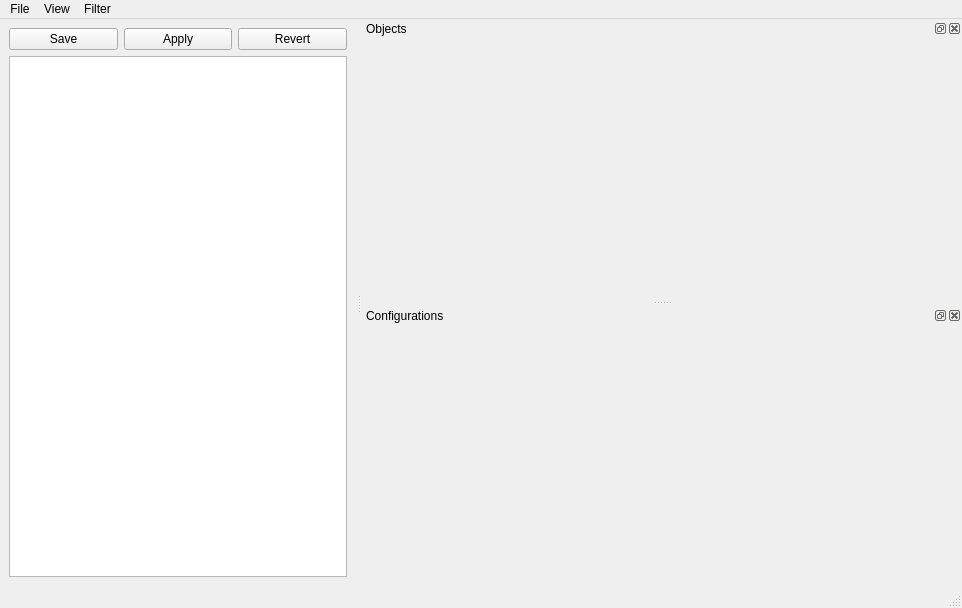
Old version of the form pmgr.ui in the repository pcdshub/pmgr.
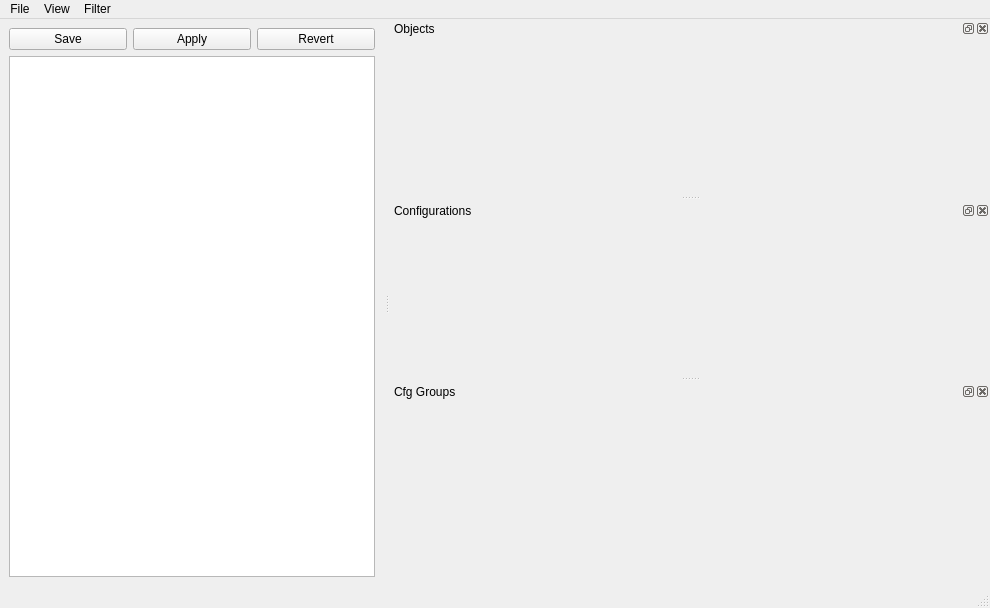
New version of the form. Custom widgets are drawn as their Qt base class.

Commit message: Too many changes to not check in.  However, the group table is not quite working yet.

Diff of the .ui file:
```diff
--- a/pmgr.ui
+++ b/pmgr.ui
@@ -6,7 +6,7 @@
    <rect>
     <x>0</x>
     <y>0</y>
-    <width>962</width>
+    <width>990</width>
     <height>608</height>
    </rect>
   </property>
@@ -14,6 +14,18 @@
    <string>MainWindow</string>
   </property>
   <widget class="QWidget" name="centralwidget">
+   <property name="minimumSize">
+    <size>
+     <width>0</width>
+     <height>0</height>
+    </size>
+   </property>
+   <property name="maximumSize">
+    <size>
+     <width>16777215</width>
+     <height>16777215</height>
+    </size>
+   </property>
    <layout class="QGridLayout" name="gridLayout">
     <item row="0" column="0">
      <widget class="QPushButton" name="saveButton">
@@ -80,8 +92,8 @@
     <rect>
      <x>0</x>
      <y>0</y>
-     <width>962</width>
-     <height>23</height>
+     <width>990</width>
+     <height>20</height>
     </rect>
    </property>
    <widget class="QMenu" name="menuFile">
@@ -110,7 +122,7 @@
   <widget class="QStatusBar" name="statusbar"/>
   <widget class="QDockWidget" name="objectWidget">
    <property name="sizePolicy">
-    <sizepolicy hsizetype="Expanding" vsizetype="Preferred">
+    <sizepolicy hsizetype="Maximum" vsizetype="Preferred">
      <horstretch>6</horstretch>
      <verstretch>0</verstretch>
     </sizepolicy>
@@ -150,7 +162,7 @@
   </widget>
   <widget class="QDockWidget" name="configWidget">
    <property name="sizePolicy">
-    <sizepolicy hsizetype="Expanding" vsizetype="Preferred">
+    <sizepolicy hsizetype="Maximum" vsizetype="Preferred">
      <horstretch>6</horstretch>
      <verstretch>0</verstretch>
     </sizepolicy>
@@ -185,6 +197,33 @@
    </attribute>
    <widget class="FreezeTableView" name="configTable"/>
   </widget>
+  <widget class="QDockWidget" name="groupWidget">
+   <property name="enabled">
+    <bool>true</bool>
+   </property>
+   <property name="sizePolicy">
+    <sizepolicy hsizetype="Maximum" vsizetype="Preferred">
+     <horstretch>6</horstretch>
+     <verstretch>0</verstretch>
+    </sizepolicy>
+   </property>
+   <property name="minimumSize">
+    <size>
+     <width>600</width>
+     <height>116</height>
+    </size>
+   </property>
+   <property name="allowedAreas">
+    <set>Qt::LeftDockWidgetArea|Qt::RightDockWidgetArea</set>
+   </property>
+   <property name="windowTitle">
+    <string>Cfg Groups</string>
+   </property>
+   <attribute name="dockWidgetArea">
+    <number>2</number>
+   </attribute>
+   <widget class="FreezeTableView" name="groupTable"/>
+  </widget>
   <action name="actionObjects">
    <property name="text">
     <string>Objects</string>
```
Left out of the diff: 34 changed lines with no effect on the pictures. The commit also changes 10 other files.
